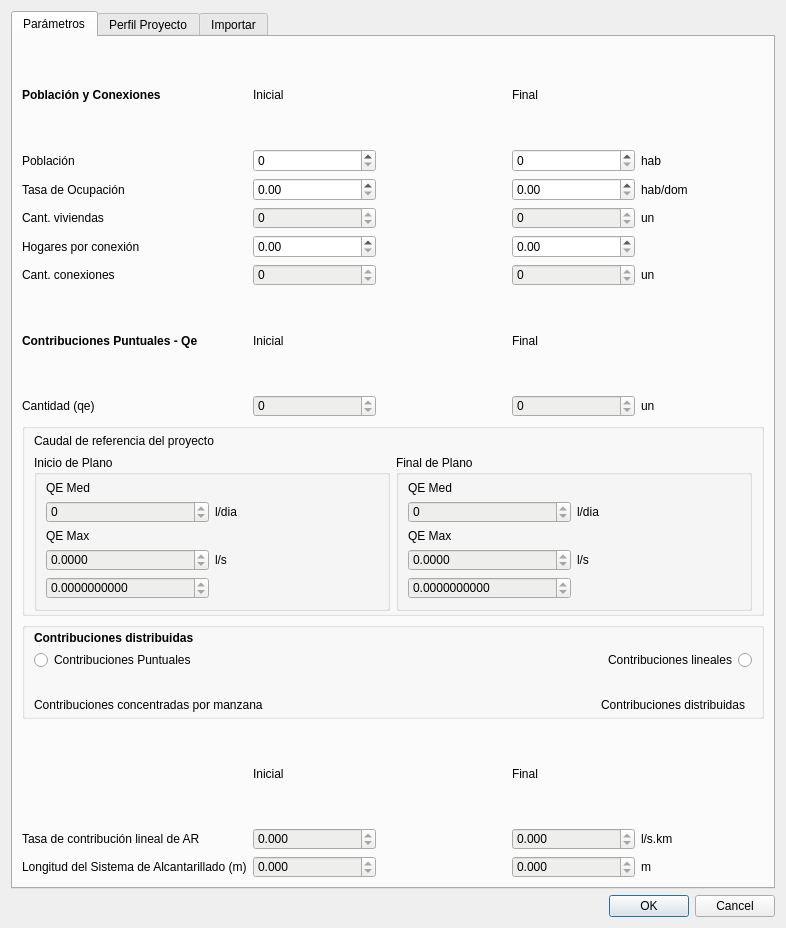
Before: the Qt Designer form app/resources/parameter_dialog.ui in sanibid/red_basica, drawn with Qt 5.
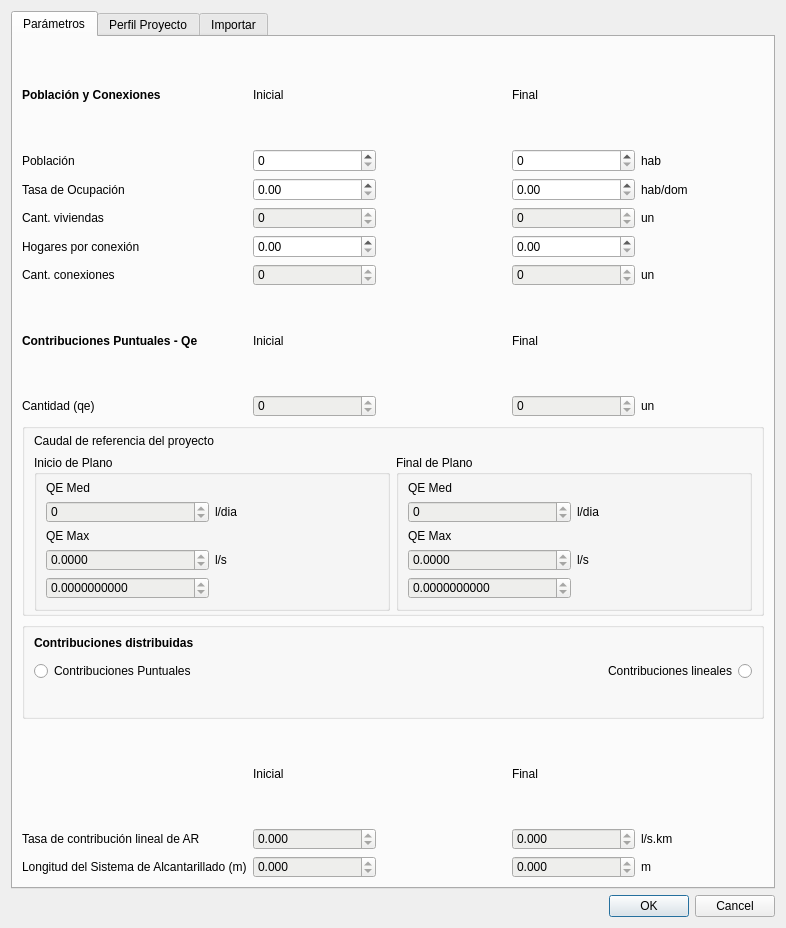
After: the same form once the commit is applied. Icons and pictures are not drawn. Custom widgets are drawn as their Qt base class.

What changed in the file:
```diff
--- a/app/resources/parameter_dialog.ui
+++ b/app/resources/parameter_dialog.ui
@@ -592,22 +592,6 @@
           <property name="verticalSpacing">
            <number>3</number>
           </property>
-          <item row="3" column="1">
-           <widget class="QLabel" name="distributedContributionsLabel_2">
-            <property name="text">
-             <string>Contribuciones distribuidas</string>
-            </property>
-            <property name="alignment">
-             <set>Qt::AlignRight|Qt::AlignTrailing|Qt::AlignVCenter</set>
-            </property>
-            <property name="wordWrap">
-             <bool>false</bool>
-            </property>
-            <property name="indent">
-             <number>7</number>
-            </property>
-           </widget>
-          </item>
           <item row="2" column="1">
            <widget class="QLabel" name="image_2">
             <property name="layoutDirection">
@@ -642,26 +626,6 @@
             </property>
            </widget>
           </item>
-          <item row="3" column="0">
-           <widget class="QLabel" name="concentratedContributionsPerBlockLabel">
-            <property name="text">
-             <string>Contribuciones concentradas por manzana</string>
-            </property>
-            <property name="alignment">
-             <set>Qt::AlignLeading|Qt::AlignLeft|Qt::AlignVCenter</set>
-            </property>
-           </widget>
-          </item>
-          <item row="2" column="0">
-           <widget class="QLabel" name="image">
-            <property name="layoutDirection">
-             <enum>Qt::LeftToRight</enum>
-            </property>
-            <property name="text">
-             <string>&lt;html&gt;&lt;head/&gt;&lt;body&gt;&lt;p&gt;&lt;img src=&quot;:/concentratedContributions/concentratedContributions.png&quot;/&gt;&lt;/p&gt;&lt;/body&gt;&lt;/html&gt;</string>
-            </property>
-           </widget>
-          </item>
           <item row="0" column="0">
            <widget class="QLabel" name="distributedContributionsLabel">
             <property name="font">
```
Left out of the diff: 38 changed lines with no effect on the pictures.
